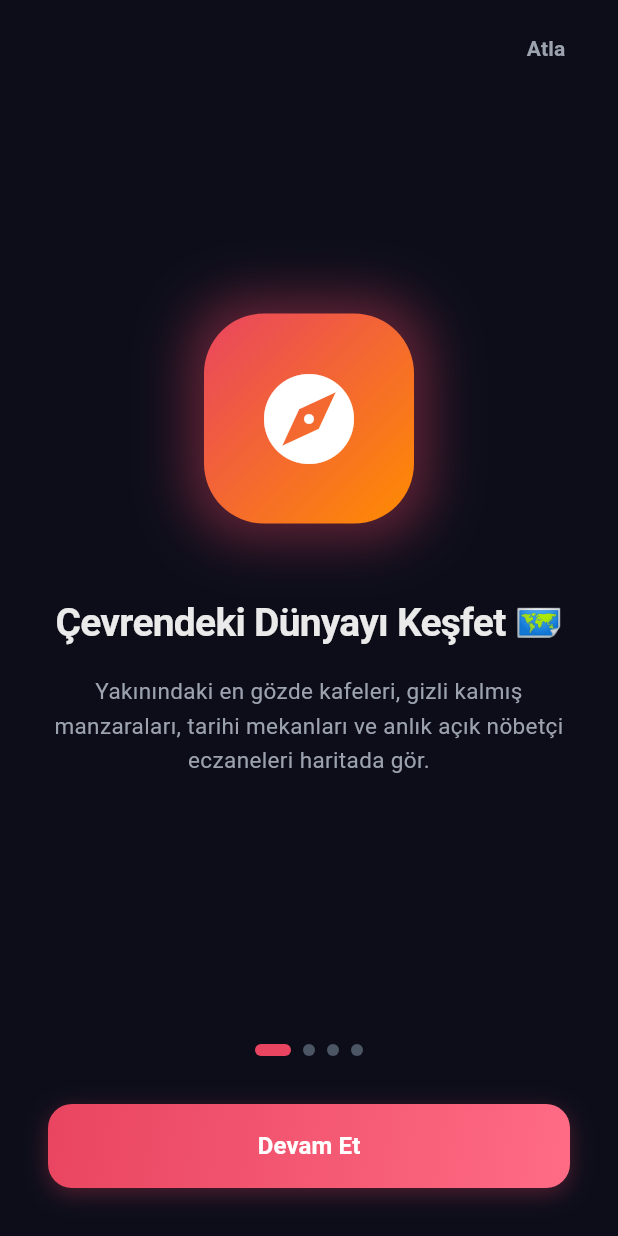
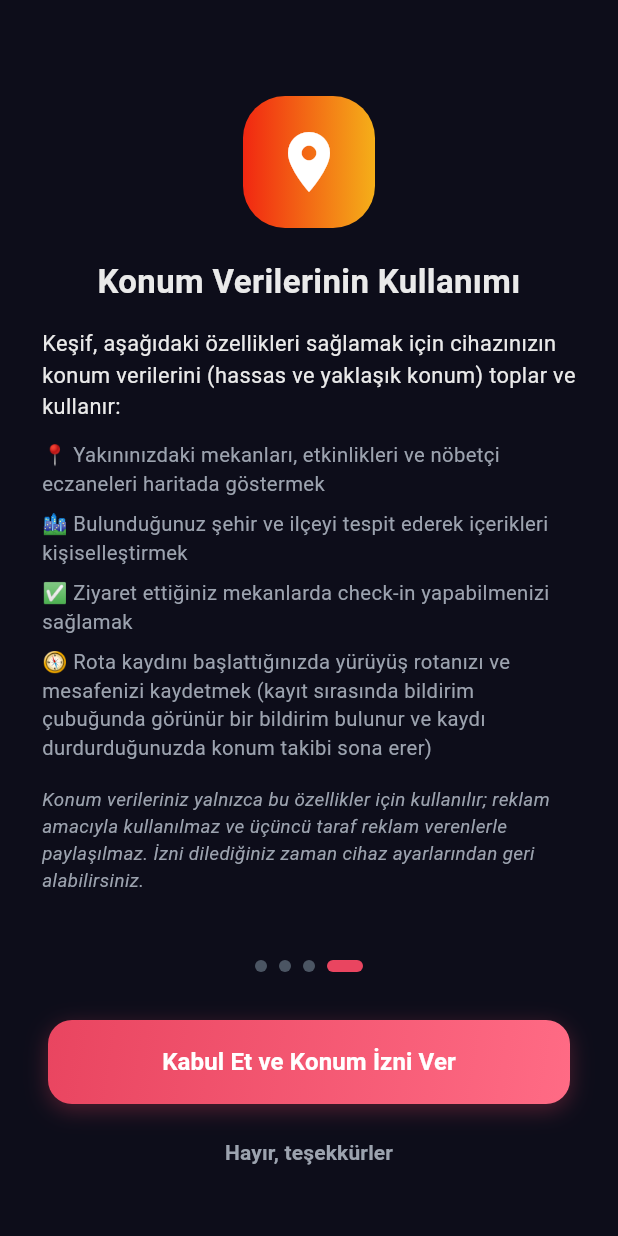
Before and after one commit to emrzl111/kesif-app, a Flutter app: the OnboardingScreen screen opened directly, after a tap on "Atla", on a phone screen of 412 x 824 dp. Run offline on Flutter 3.47's test engine with Material 3 defaults, Android fonts, the phone set to English and light mode, and no system bars; our stand-ins replace firebase_core, firebase_messaging, flutter_local_notifications, flutter_map, geolocator, google_fonts and 7 more; accounts and stored records are empty.

Commit message:
Play Store onayli surum: konum aciklama ekrani, servis guncellemeleri

```diff
--- a/lib/features/onboarding/onboarding_screen.dart
+++ b/lib/features/onboarding/onboarding_screen.dart
@@ -2,6 +2,7 @@ import 'package:flutter/material.dart';
 import 'package:geolocator/geolocator.dart';
 import 'package:shared_preferences/shared_preferences.dart';
 import '../../app/theme.dart';
+import '../../shared/widgets/location_disclosure.dart';
 
 class OnboardingScreen extends StatefulWidget {
   const OnboardingScreen({super.key});
@@ -34,24 +35,38 @@ class _OnboardingScreenState extends State<OnboardingScreen> {
       gradientColors: [const Color(0xFF8E2DE2), const Color(0xFF4A00E0)],
     ),
     OnboardingPageData(
-      title: 'Güvenli Konum Kullanımı 🔒',
-      description: 'Keşif, yakınınızdaki yerleri gösterebilmek için konum izninize ihtiyaç duyar. Konum verileriniz hiçbir reklam verenle paylaşılmaz, tamamen güvendedir.',
-      icon: Icons.security,
+      title: LocationDisclosure.title,
+      description: '', // Son sayfada LocationDisclosureContent gösterilir
+      icon: Icons.location_on,
       gradientColors: [const Color(0xFFF12711), const Color(0xFFF5AF19)],
     ),
   ];
 
-  Future<void> _completeOnboarding() async {
+  bool get _isLastPage => _currentPage == _slides.length - 1;
+
+  /// "Atla" butonu izin istemez; kullanıcıyı konum açıklama sayfasına götürür.
+  void _skipToDisclosure() {
+    _pageController.animateToPage(
+      _slides.length - 1,
+      duration: const Duration(milliseconds: 300),
+      curve: Curves.easeIn,
+    );
+  }
+
+  Future<void> _completeOnboarding({required bool locationAccepted}) async {
     final prefs = await SharedPreferences.getInstance();
     await prefs.setBool('onboarding_completed', true);
+    await LocationDisclosure.setAccepted(locationAccepted);
 
-    // Konum iznini tetikle
+    // Sistem konum izni YALNIZCA kullanıcı açıklamayı kabul ettiyse istenir
+    if (locationAccepted) {
       try {
         LocationPermission permission = await Geolocator.checkPermission();
         if (permission == LocationPermission.denied) {
           await Geolocator.requestPermission();
         }
       } catch (_) {}
+    }
 
     if (mounted) {
       Navigator.of(context).pushReplacementNamed('/home');
@@ -69,8 +84,10 @@ class _OnboardingScreenState extends State<OnboardingScreen> {
               alignment: Alignment.topRight,
               child: Padding(
                 padding: const EdgeInsets.symmetric(horizontal: 16.0, vertical: 8),
-                child: TextButton(
-                  onPressed: _completeOnboarding,
+                child: _isLastPage
+                    ? const SizedBox(height: 48)
+                    : TextButton(
+                  onPressed: _skipToDisclosure,
                   child: const Text(
                     'Atla',
                     style: TextStyle(
@@ -92,6 +109,37 @@ class _OnboardingScreenState extends State<OnboardingScreen> {
                 },
                 itemBuilder: (context, index) {
                   final slide = _slides[index];
+                  if (index == _slides.length - 1) {
+                    return SingleChildScrollView(
+                      padding: const EdgeInsets.symmetric(horizontal: 28.0),
+                      child: Column(
+                        crossAxisAlignment: CrossAxisAlignment.center,
+                        children: [
+                          Container(
+                            width: 88,
+                            height: 88,
+                            decoration: BoxDecoration(
+                              gradient: LinearGradient(colors: slide.gradientColors),
+                              borderRadius: BorderRadius.circular(28),
+                            ),
+                            child: Icon(slide.icon, color: Colors.white, size: 48),
+                          ),
+                          const SizedBox(height: 20),
+                          Text(
+                            slide.title,
+                            textAlign: TextAlign.center,
+                            style: const TextStyle(
+                              color: AppColors.textPrimary,
+                              fontSize: 22,
+                              fontWeight: FontWeight.bold,
+                            ),
+                          ),
+                          const SizedBox(height: 16),
+                          const LocationDisclosureContent(),
+                        ],
+                      ),
+                    );
+                  }
                   return Padding(
                     padding: const EdgeInsets.symmetric(horizontal: 32.0),
                     child: Column(
@@ -204,7 +252,7 @@ class _OnboardingScreenState extends State<OnboardingScreen> {
                               curve: Curves.easeIn,
                             );
                           } else {
-                            _completeOnboarding();
+                            _completeOnboarding(locationAccepted: true);
                           }
                         },
                         style: ElevatedButton.styleFrom(
@@ -215,8 +263,8 @@ class _OnboardingScreenState extends State<OnboardingScreen> {
                           ),
                         ),
                         child: Text(
-                          _currentPage == _slides.length - 1
-                              ? 'Konum İzni Ver ve Başla'
+                          _isLastPage
+                              ? 'Kabul Et ve Konum İzni Ver'
                               : 'Devam Et',
                           style: const TextStyle(
                             color: Colors.white,
@@ -227,6 +275,20 @@ class _OnboardingScreenState extends State<OnboardingScreen> {
                       ),
                     ),
                   ),
+                  if (_isLastPage) ...[
+                    const SizedBox(height: 8),
+                    TextButton(
+                      onPressed: () =>
+                          _completeOnboarding(locationAccepted: false),
+                      child: const Text(
+                        'Hayır, teşekkürler',
+                        style: TextStyle(
+                          color: AppColors.textSecondary,
+                          fontWeight: FontWeight.w600,
+                        ),
+                      ),
+                    ),
+                  ],
                 ],
               ),
             ),
--- a/lib/services/events_service.dart
+++ b/lib/services/events_service.dart
@@ -3,6 +3,7 @@ import 'package:geolocator/geolocator.dart';
 import 'dart:convert';
 import 'package:http/http.dart' as http;
 import '../core/app_logger.dart';
+import '../shared/widgets/location_disclosure.dart';
 
 class EventModel {
   final String id;
@@ -82,7 +83,8 @@ class EventsService {
 
     try {
       LocationPermission permission = await Geolocator.checkPermission();
-      if (permission == LocationPermission.denied) {
+      if (permission == LocationPermission.denied &&
+          await LocationDisclosure.isAccepted()) {
         permission = await Geolocator.requestPermission();
       }
       if (permission == LocationPermission.deniedForever ||
--- a/lib/services/location_service.dart
+++ b/lib/services/location_service.dart
@@ -1,5 +1,6 @@
 import 'dart:async';
 import 'package:geolocator/geolocator.dart';
+import '../shared/widgets/location_disclosure.dart';
 
 class LocationService {
   static final LocationService _instance = LocationService._internal();
@@ -20,6 +21,8 @@ class LocationService {
 
     LocationPermission permission = await Geolocator.checkPermission();
     if (permission == LocationPermission.denied) {
+      // Belirgin açıklama kabul edilmeden sistem izni istenmez (Google Play)
+      if (!await LocationDisclosure.isAccepted()) return false;
       permission = await Geolocator.requestPermission();
       if (permission == LocationPermission.denied) return false;
     }
--- /dev/null
+++ b/lib/shared/widgets/location_disclosure.dart
@@ -0,0 +1,183 @@
+import 'package:flutter/material.dart';
+import 'package:shared_preferences/shared_preferences.dart';
+import '../../app/theme.dart';
+
+/// Google Play "Belirgin Açıklama ve Rıza" (Prominent Disclosure) şartı için
+/// konum izni istenmeden ÖNCE gösterilen açıklama.
+///
+/// Kural: Sistem konum izni penceresi, kullanıcı bu açıklamayı görüp
+/// "Kabul Et" demeden asla açılmamalıdır.
+class LocationDisclosure {
+  static const String prefsKey = 'location_disclosure_accepted';
+
+  static const String title = 'Konum Verilerinin Kullanımı';
+
+  static const String body =
+      'Keşif, aşağıdaki özellikleri sağlamak için cihazınızın konum verilerini '
+      '(hassas ve yaklaşık konum) toplar ve kullanır:';
+
+  static const List<String> usages = [
+    '📍 Yakınınızdaki mekanları, etkinlikleri ve nöbetçi eczaneleri haritada göstermek',
+    '🏙️ Bulunduğunuz şehir ve ilçeyi tespit ederek içerikleri kişiselleştirmek',
+    '✅ Ziyaret ettiğiniz mekanlarda check-in yapabilmenizi sağlamak',
+    '🧭 Rota kaydını başlattığınızda yürüyüş rotanızı ve mesafenizi kaydetmek '
+        '(kayıt sırasında bildirim çubuğunda görünür bir bildirim bulunur ve '
+        'kaydı durdurduğunuzda konum takibi sona erer)',
+  ];
+
+  static const String footer =
+      'Konum verileriniz yalnızca bu özellikler için kullanılır; reklam amacıyla '
+      'kullanılmaz ve üçüncü taraf reklam verenlerle paylaşılmaz. İzni dilediğiniz '
+      'zaman cihaz ayarlarından geri alabilirsiniz.';
+
+  static Future<bool> isAccepted() async {
+    final prefs = await SharedPreferences.getInstance();
+    return prefs.getBool(prefsKey) ?? false;
+  }
+
+  static Future<void> setAccepted(bool value) async {
+    final prefs = await SharedPreferences.getInstance();
+    await prefs.setBool(prefsKey, value);
+  }
+
+  /// Daha önce kabul edildiyse true döner; aksi halde açıklamayı gösterir.
+  static Future<bool> ensureAccepted(BuildContext context) async {
+    if (await isAccepted()) return true;
+    if (!context.mounted) return false;
+    final accepted = await showModalBottomSheet<bool>(
+          context: context,
+          isScrollControlled: true,
+          isDismissible: false,
+          enableDrag: false,
+          backgroundColor: AppColors.surface,
+          shape: const RoundedRectangleBorder(
+            borderRadius: BorderRadius.vertical(top: Radius.circular(24)),
+          ),
+          builder: (ctx) => const _DisclosureSheet(),
+        ) ??
+        false;
+    await setAccepted(accepted);
+    return accepted;
+  }
+}
+
+/// Açıklama metnini gösteren yeniden kullanılabilir içerik.
+class LocationDisclosureContent extends StatelessWidget {
+  const LocationDisclosureContent({super.key});
+
+  @override
+  Widget build(BuildContext context) {
+    return Column(
+      crossAxisAlignment: CrossAxisAlignment.start,
+      mainAxisSize: MainAxisSize.min,
+      children: [
+        Text(
+          LocationDisclosure.body,
+          style: const TextStyle(
+            color: AppColors.textPrimary,
+            fontSize: 14.5,
+            height: 1.45,
+          ),
+        ),
+        const SizedBox(height: 12),
+        ...LocationDisclosure.usages.map(
+          (u) => Padding(
+            padding: const EdgeInsets.only(bottom: 8),
+            child: Text(
+              u,
+              style: const TextStyle(
+                color: AppColors.textSecondary,
+                fontSize: 13.5,
+                height: 1.4,
+              ),
+            ),
+          ),
+        ),
+        const SizedBox(height: 8),
+        Text(
+          LocationDisclosure.footer,
+          style: const TextStyle(
+            color: AppColors.textSecondary,
+            fontSize: 12.5,
+            height: 1.4,
+            fontStyle: FontStyle.italic,
+          ),
+        ),
+      ],
+    );
+  }
+}
+
+class _DisclosureSheet extends StatelessWidget {
+  const _DisclosureSheet();
+
+  @override
+  Widget build(BuildContext context) {
+    return SafeArea(
+      child: ConstrainedBox(
+        constraints: BoxConstraints(
+          maxHeight: MediaQuery.of(context).size.height * 0.85,
+        ),
+        child: SingleChildScrollView(
+          padding: const EdgeInsets.fromLTRB(24, 24, 24, 16),
+          child: Column(
+            crossAxisAlignment: CrossAxisAlignment.start,
+            mainAxisSize: MainAxisSize.min,
+            children: [
+              Row(
+                children: const [
+                  Icon(Icons.location_on, color: AppColors.primary, size: 28),
+                  SizedBox(width: 10),
+                  Expanded(
+                    child: Text(
+                      LocationDisclosure.title,
+                      style: TextStyle(
+                        color: AppColors.textPrimary,
+                        fontSize: 20,
+                        fontWeight: FontWeight.bold,
+                      ),
+                    ),
+                  ),
+                ],
+              ),
+              const SizedBox(height: 16),
+              const LocationDisclosureContent(),
+              const SizedBox(height: 20),
+              SizedBox(
+                width: double.infinity,
+                height: 50,
+                child: ElevatedButton(
+                  onPressed: () => Navigator.of(context).pop(true),
+                  style: ElevatedButton.styleFrom(
+                    backgroundColor: AppColors.primary,
+                    shape: RoundedRectangleBorder(
+                      borderRadius: BorderRadius.circular(14),
+                    ),
+                  ),
+                  child: const Text(
+                    'Kabul Et ve Devam Et',
+                    style: TextStyle(
+                      color: Colors.white,
+                      fontWeight: FontWeight.bold,
+                    ),
+                  ),
+                ),
+              ),
+              const SizedBox(height: 8),
+              SizedBox(
+                width: double.infinity,
+                child: TextButton(
+                  onPressed: () => Navigator.of(context).pop(false),
+                  child: const Text(
+                    'Hayır, teşekkürler',
+                    style: TextStyle(color: AppColors.textSecondary),
+                  ),
+                ),
+              ),
+            ],
+          ),
+        ),
+      ),
+    );
+  }
+}
--- a/pubspec.yaml
+++ b/pubspec.yaml
@@ -1,7 +1,7 @@
 name: kesif_app
 description: "Keşif - Sosyal Harita & Yürüyüş Uygulaması"
 publish_to: 'none'
-version: 1.1.0+11
+version: 1.1.1+12
 
 environment:
   sdk: '>=3.0.0 <4.0.0'
```
Also changed, not shown: lib/features/tracking/tracking_screen.dart (+14 -20 lines), 1 other file. Lines whose indentation alone changed are shown as unchanged.
